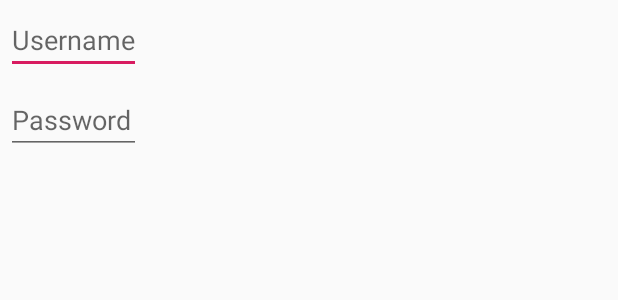
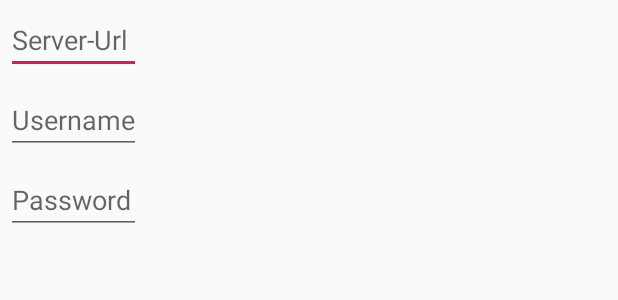
Before and after one commit to sherylynn/pdf-all, an Android app: the layout dialog_signin.xml on its own in the app's theme, with its tools: preview values and no code run, on a phone screen of 412 x 824 dp. Shown: the top 300 px of the screen. Run offline under Robolectric (Android 15) with nearby library versions, the phone set to English and light mode, and no system bars.

Commit message:
add server url in dialog and findViewById in View

```diff
--- a/app/src/main/res/layout/dialog_signin.xml
+++ b/app/src/main/res/layout/dialog_signin.xml
@@ -3,6 +3,14 @@
     android:orientation="vertical"
     android:layout_width="wrap_content"
     android:layout_height="wrap_content">
+    <EditText
+        android:id="@+id/url"
+        android:inputType="textUri"
+        android:layout_width="match_parent"
+        android:layout_height="wrap_content"
+        android:layout_margin="4dp"
+        android:hint="@string/url"
+        />
     <EditText
         android:id="@+id/username"
         android:inputType="text"
--- a/app/src/main/res/values/strings.xml
+++ b/app/src/main/res/values/strings.xml
@@ -6,6 +6,7 @@
 
     <string name="signin">Sign In</string>
     <string name="cancel">Cancel</string>
+    <string name="url">Server-Url</string>
     <string name="username">Username</string>
     <string name="password">Password</string>
 
```
Also changed, not shown: app/src/main/java/com/sherylynn/pdf_all/DialogUtils.java (+8 -1 lines).
